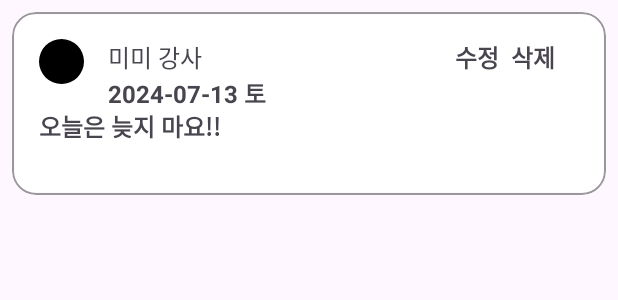
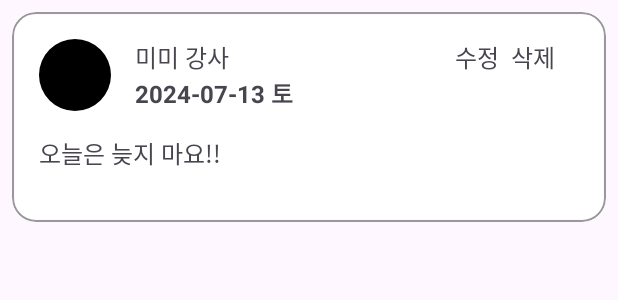
Before and after one commit to yeolife/YogaNavi, an Android app: the layout list_item_notice.xml on its own in the app's theme, with its tools: preview values and no code run, on a phone screen of 412 x 824 dp. Shown: the top 300 px of the screen. Run offline under Robolectric (Android 15) with nearby library versions, the phone set to English and light mode, and no system bars.

Commit message:
S11P12D210-28 feat 공지사항 목록 UI뷰 구현

```diff
--- a/app/src/main/res/layout/list_item_notice.xml
+++ b/app/src/main/res/layout/list_item_notice.xml
@@ -5,7 +5,6 @@
     android:id="@+id/cv_notice"
     android:layout_width="match_parent"
     android:layout_height="wrap_content"
-    android:layout_margin="@dimen/padding_small"
     android:background="@color/white"
     app:cardCornerRadius="16dp"
     app:cardElevation="0dp"
@@ -14,6 +13,8 @@
     app:layout_constraintStart_toStartOf="parent"
     app:layout_constraintTop_toTopOf="parent"
     app:strokeColor="@color/gray_20"
+    android:layout_marginHorizontal="@dimen/padding_small"
+    android:layout_marginTop="@dimen/padding_small"
     app:strokeWidth="1dp">
 
     <androidx.constraintlayout.widget.ConstraintLayout
@@ -25,8 +26,8 @@
 
         <com.google.android.material.imageview.ShapeableImageView
             android:id="@+id/iv_profile"
-            android:layout_width="@dimen/icon_small"
-            android:layout_height="@dimen/icon_small"
+            android:layout_width="@dimen/icon_medium"
+            android:layout_height="@dimen/icon_medium"
             android:layout_gravity="center"
             android:background="@color/black"
             app:layout_constraintEnd_toStartOf="@id/tv_teacher_nickname"
@@ -68,7 +69,6 @@
             android:paddingBottom="@dimen/padding_medium"
             android:text="@string/edit"
             android:textSize="16sp"
-            android:textStyle="bold"
             app:layout_constraintEnd_toStartOf="@id/tv_deleteBtn"
             app:layout_constraintTop_toTopOf="parent" />
 
@@ -82,7 +82,6 @@
             android:paddingBottom="@dimen/padding_medium"
             android:text="@string/delete"
             android:textSize="16sp"
-            android:textStyle="bold"
             app:layout_constraintEnd_toEndOf="parent"
             app:layout_constraintTop_toTopOf="@id/tv_editBtn" />
 
@@ -92,7 +91,6 @@
             android:layout_height="wrap_content"
             android:layout_marginVertical="@dimen/padding_medium"
             android:textSize="16sp"
-            android:textStyle="bold"
             app:layout_constraintBottom_toBottomOf="parent"
             app:layout_constraintEnd_toEndOf="parent"
             app:layout_constraintStart_toStartOf="parent"
```
Also changed, not shown: app/src/main/res/layout/fragment_notice.xml (+27 -7 lines).
